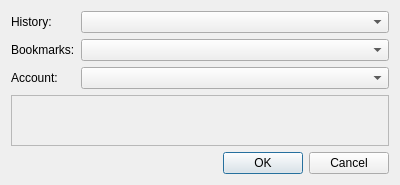
The window that src/plugins/azoth/joinconferencedialog.ui (0xd34df00d/leechcraft) describes before a commit, drawn with Qt 5.
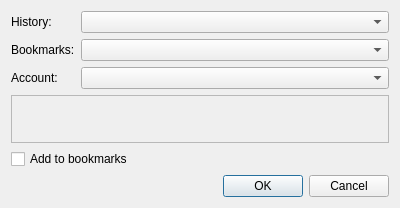
The same window after the commit.

Commit message: Azoth: add to BM from join dlg, closes #569.

```diff
--- a/src/plugins/azoth/joinconferencedialog.ui
+++ b/src/plugins/azoth/joinconferencedialog.ui
@@ -7,7 +7,7 @@
     <x>0</x>
     <y>0</y>
     <width>400</width>
-    <height>185</height>
+    <height>208</height>
    </rect>
   </property>
   <property name="windowTitle">
@@ -87,6 +87,13 @@
      </layout>
     </widget>
    </item>
+   <item>
+    <widget class="QCheckBox" name="AddToBookmarks_">
+     <property name="text">
+      <string>Add to bookmarks</string>
+     </property>
+    </widget>
+   </item>
    <item>
     <widget class="QDialogButtonBox" name="ButtonBox_">
      <property name="orientation">
```
The commit also changes 1 other file.
